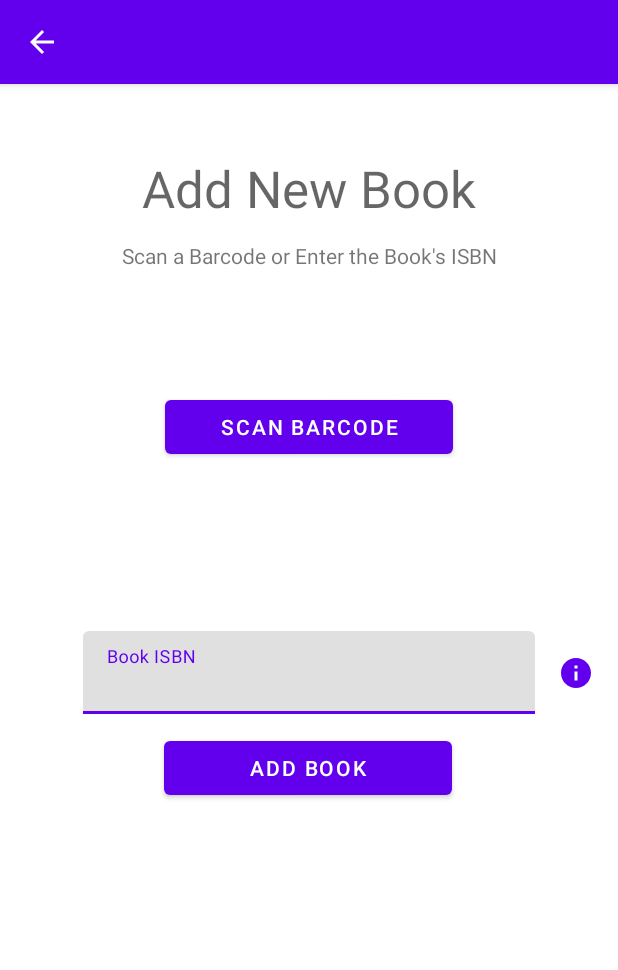
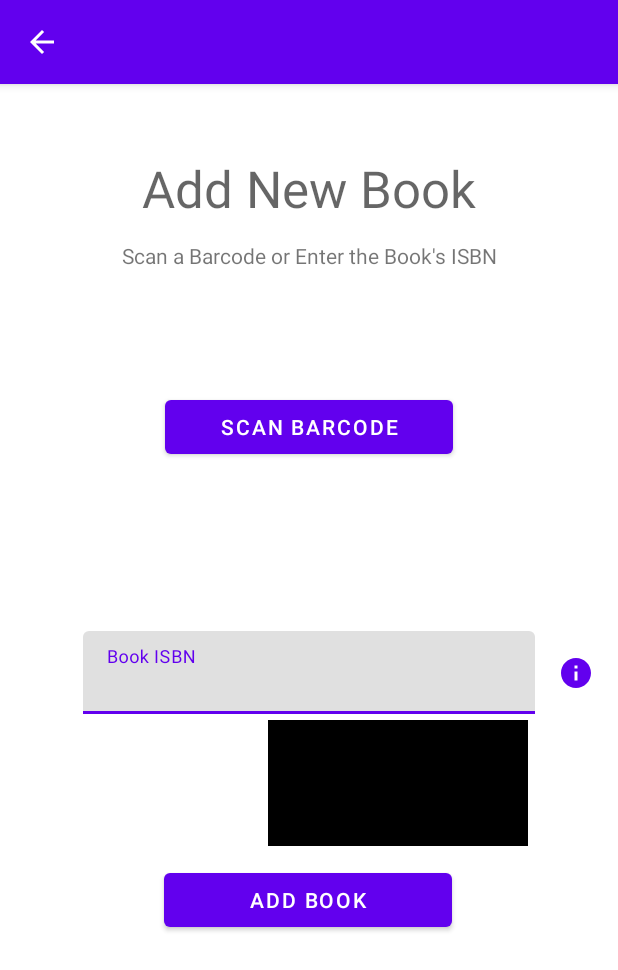
Before and after one commit to louisheal/Bookswapp-Mobile-App, an Android app: the AddBookActivity screen opened directly, with no data from a screen before it, on a phone screen of 412 x 824 dp. Shown: the top 970 px of the screen. Run offline under Robolectric (Android 15) with nearby library versions, the phone set to English and light mode, and no system bars.

Commit message:
[av1620] [fix] isbn info stays in app [lh420] [fix] book is displayed in my books immediately after being added

```diff
--- a/app/src/main/java/ac/ic/bookapp/MyBooksFragment.kt
+++ b/app/src/main/java/ac/ic/bookapp/MyBooksFragment.kt
@@ -45,6 +45,11 @@ class MyBooksFragment : Fragment() {
         displayBooks(Datasource.getBooks())
     }
 
+    override fun onStart() {
+        super.onStart()
+        displayBooks(Datasource.getBooks())
+    }
+
     override fun onResume() {
         super.onResume()
         displayBooks(Datasource.getBooks())
--- a/app/src/main/res/layout/activity_add_book.xml
+++ b/app/src/main/res/layout/activity_add_book.xml
@@ -51,6 +51,17 @@
         app:layout_constraintStart_toStartOf="parent"
         app:layout_constraintTop_toBottomOf="@+id/add_book_heading" />
 
+    <TextView
+        android:id="@+id/isbnHintText"
+        android:layout_width="173dp"
+        android:layout_height="84dp"
+        android:layout_marginTop="4dp"
+        android:layout_marginEnd="60dp"
+        android:background="#000000"
+        android:text=""
+        app:layout_constraintEnd_toEndOf="parent"
+        app:layout_constraintTop_toBottomOf="@+id/isbn_text_input" />
+
     <Button
         android:id="@+id/scan_book_button"
         android:layout_width="192dp"
@@ -60,20 +71,6 @@
         app:layout_constraintEnd_toEndOf="parent"
         app:layout_constraintStart_toStartOf="parent"
         app:layout_constraintTop_toBottomOf="@+id/add_book_heading" />
-
-    <ImageView
-        android:id="@+id/isbn_info"
-        android:layout_width="wrap_content"
-        android:layout_height="24dp"
-        android:layout_weight="1"
-        android:tooltipText="What is ISBN?"
-        app:layout_constraintBottom_toBottomOf="@+id/isbn_text_input"
-        app:layout_constraintEnd_toEndOf="parent"
-        app:layout_constraintHorizontal_bias="0.483"
-        app:layout_constraintStart_toEndOf="@+id/isbn_text_input"
-        app:layout_constraintTop_toTopOf="@+id/isbn_text_input"
-        app:srcCompat="@drawable/ic_info"
-        android:contentDescription="@string/isbn_help" />
 
     <com.google.android.material.textfield.TextInputLayout
         android:id="@+id/isbn_text_input"
@@ -94,11 +91,25 @@
 
     </com.google.android.material.textfield.TextInputLayout>
 
+    <ImageView
+        android:id="@+id/isbn_info"
+        android:layout_width="wrap_content"
+        android:layout_height="24dp"
+        android:layout_weight="1"
+        android:contentDescription="@string/isbn_help"
+        android:tooltipText="What is ISBN?"
+        app:layout_constraintBottom_toBottomOf="@+id/isbn_text_input"
+        app:layout_constraintEnd_toEndOf="parent"
+        app:layout_constraintHorizontal_bias="0.483"
+        app:layout_constraintStart_toEndOf="@+id/isbn_text_input"
+        app:layout_constraintTop_toTopOf="@+id/isbn_text_input"
+        app:srcCompat="@drawable/ic_info" />
+
     <Button
         android:id="@+id/add_book_button"
         android:layout_width="192dp"
         android:layout_height="48dp"
-        android:layout_marginTop="12dp"
+        android:layout_marginTop="100dp"
         android:text="@string/add_book"
         app:layout_constraintEnd_toEndOf="parent"
         app:layout_constraintHorizontal_bias="0.497"
--- a/app/src/main/res/values/strings.xml
+++ b/app/src/main/res/values/strings.xml
@@ -20,6 +20,12 @@
     <string name="book_isbn_hint">Book ISBN</string>
     <string name="book_published_date_hint">Book Published Date</string>
     <string name="add_book_heading">Add New Book</string>
-    <string name="scan_a_barcode">Scan a Barcode...</string>
-    <string name="isbn_help">What is ISBN? Find out more</string>
+    <string name="scan_a_barcode">Scan a Barcode…</string>
+    <string name="permission_required">Camera access is required to display the camera preview.</string>
+    <string name="ok">OK</string>
+    <string name="permission_granted">Permission is granted. You can use the camera now.</string>
+    <string name="isbn_help">
+        ISBN is a unique code that identifies
+        the book. Usually can be found on the
+        barcode on the back cover of the book.</string>
 </resources>
```
Also changed, not shown: app/src/main/java/ac/ic/bookapp/AddBookActivity.kt (+11 -12 lines), app/src/main/java/ac/ic/bookapp/ScannerViewActivity.kt (+78 -9 lines), app/src/main/java/ac/ic/bookapp/data/Datasource.kt (+8 -5 lines), app/src/main/java/ac/ic/bookapp/model/DataCategories.kt (+0 -7 lines).
